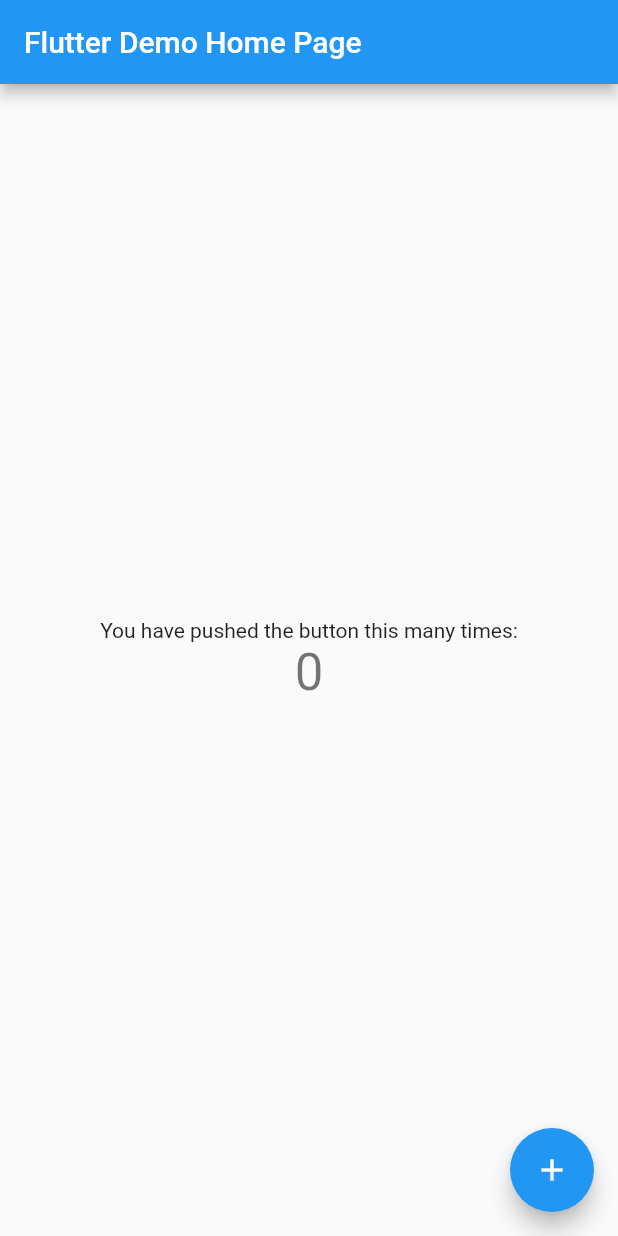
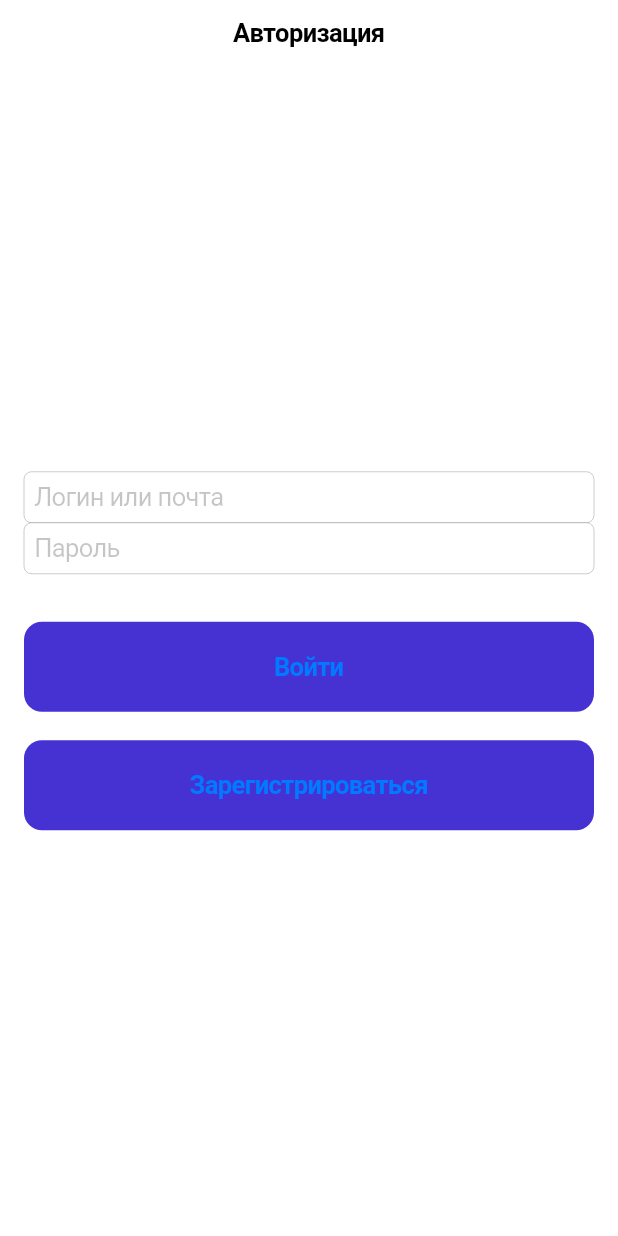
Before and after one commit to yermakhanansagan/code-union, a Flutter app: the screen it shows after launch, on a phone screen of 412 x 824 dp. Run offline on Flutter 3.47's test engine with Material 2 defaults, Android fonts, the phone set to English and light mode, and no system bars.

Commit message:
auth page

```diff
--- a/lib/main.dart
+++ b/lib/main.dart
@@ -1,4 +1,6 @@
+import 'package:flutter/cupertino.dart';
 import 'package:flutter/material.dart';
+import 'package:project/src/screens/auth/auth_screen.dart';
 
 void main() {
   runApp(MyApp());
@@ -8,106 +10,6 @@ class MyApp extends StatelessWidget {
   // This widget is the root of your application.
   @override
   Widget build(BuildContext context) {
-    return MaterialApp(
-      title: 'Flutter Demo',
-      theme: ThemeData(
-        // This is the theme of your application.
-        //
-        // Try running your application with "flutter run". You'll see the
-        // application has a blue toolbar. Then, without quitting the app, try
-        // changing the primarySwatch below to Colors.green and then invoke
-        // "hot reload" (press "r" in the console where you ran "flutter run",
-        // or simply save your changes to "hot reload" in a Flutter IDE).
-        // Notice that the counter didn't reset back to zero; the application
-        // is not restarted.
-        primarySwatch: Colors.blue,
-      ),
-      home: MyHomePage(title: 'Flutter Demo Home Page'),
-    );
+    return CupertinoApp(home: AuthScreen(),);
   }
 }
-
-class MyHomePage extends StatefulWidget {
-  MyHomePage({Key? key, required this.title}) : super(key: key);
-
-  // This widget is the home page of your application. It is stateful, meaning
-  // that it has a State object (defined below) that contains fields that affect
-  // how it looks.
-
-  // This class is the configuration for the state. It holds the values (in this
-  // case the title) provided by the parent (in this case the App widget) and
-  // used by the build method of the State. Fields in a Widget subclass are
-  // always marked "final".
-
-  final String title;
-
-  @override
-  _MyHomePageState createState() => _MyHomePageState();
-}
-
-class _MyHomePageState extends State<MyHomePage> {
-  int _counter = 0;
-
-  void _incrementCounter() {
-    setState(() {
-      // This call to setState tells the Flutter framework that something has
-      // changed in this State, which causes it to rerun the build method below
-      // so that the display can reflect the updated values. If we changed
-      // _counter without calling setState(), then the build method would not be
-      // called again, and so nothing would appear to happen.
-      _counter++;
-    });
-  }
-
-  @override
-  Widget build(BuildContext context) {
-    // This method is rerun every time setState is called, for instance as done
-    // by the _incrementCounter method above.
-    //
-    // The Flutter framework has been optimized to make rerunning build methods
-    // fast, so that you can just rebuild anything that needs updating rather
-    // than having to individually change instances of widgets.
-    return Scaffold(
-      appBar: AppBar(
-        // Here we take the value from the MyHomePage object that was created by
-        // the App.build method, and use it to set our appbar title.
-        title: Text(widget.title),
-      ),
-      body: Center(
-        // Center is a layout widget. It takes a single child and positions it
-        // in the middle of the parent.
-        child: Column(
-          // Column is also a layout widget. It takes a list of children and
-          // arranges them vertically. By default, it sizes itself to fit its
-          // children horizontally, and tries to be as tall as its parent.
-          //
-          // Invoke "debug painting" (press "p" in the console, choose the
-          // "Toggle Debug Paint" action from the Flutter Inspector in Android
-          // Studio, or the "Toggle Debug Paint" command in Visual Studio Code)
-          // to see the wireframe for each widget.
-          //
-          // Column has various properties to control how it sizes itself and
-          // how it positions its children. Here we use mainAxisAlignment to
-          // center the children vertically; the main axis here is the vertical
-          // axis because Columns are vertical (the cross axis would be
-          // horizontal).
-          mainAxisAlignment: MainAxisAlignment.center,
-          children: <Widget>[
-            Text(
-              'You have pushed the button this many times:',
-            ),
-            Text(
-              '$_counter',
-              style: Theme.of(context).textTheme.headline4,
-            ),
-          ],
-        ),
-      ),
-      floatingActionButton: FloatingActionButton(
-        onPressed: _incrementCounter,
-        tooltip: 'Increment',
-        child: Icon(Icons.add),
-      ), // This trailing comma makes auto-formatting nicer for build methods.
-    );
-  }
-}
--- /dev/null
+++ b/lib/src/screens/auth/auth_screen.dart
@@ -0,0 +1,56 @@
+import 'package:flutter/cupertino.dart';
+
+class AuthScreen extends StatelessWidget {
+  @override
+  Widget build(BuildContext context) {
+    return CupertinoPageScaffold(
+      navigationBar: CupertinoNavigationBar(
+        middle: Text("Авторизация"),
+      ),
+      child: SafeArea(
+          child: Padding(
+        padding: const EdgeInsets.symmetric(horizontal: 16),
+        child: Column(
+          crossAxisAlignment: CrossAxisAlignment.stretch,
+          mainAxisAlignment: MainAxisAlignment.center,
+          children: [
+            CupertinoTextField(
+              placeholder: "Логин или почта",
+            ),
+            CupertinoTextField(
+              placeholder: "Пароль",
+            ),
+            SizedBox(
+              height: 32,
+            ),
+            CupertinoButton(
+              padding: const EdgeInsets.symmetric(vertical: 20),
+              color: Color(0xFF4631D2),
+              child: Text(
+                'Войти',
+                style: TextStyle(
+                  fontWeight: FontWeight.bold,
+                ),
+              ),
+              onPressed: () {},
+            ),
+            SizedBox(
+              height: 19,
+            ),
+            CupertinoButton(
+              padding: const EdgeInsets.symmetric(vertical: 20),
+              color: Color(0xFF4631D2),
+              child: Text(
+                'Зарегистрироваться',
+                style: TextStyle(
+                  fontWeight: FontWeight.bold,
+                ),
+              ),
+              onPressed: () {},
+            ),
+          ],
+        ),
+      )),
+    );
+  }
+}
```
